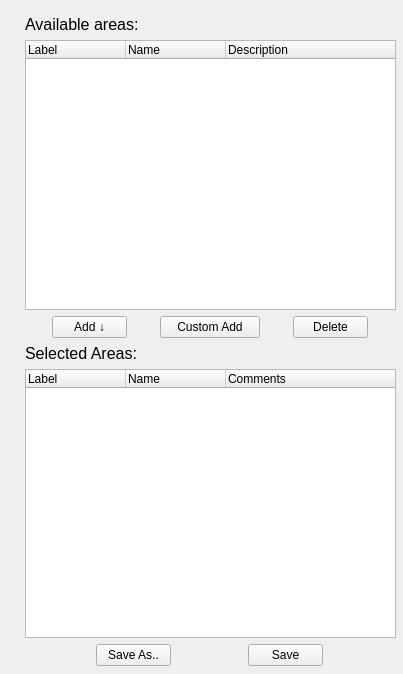
adamazoulay/ITkTrackingGUI, file bin/lib/SelectionEdit.ui: the form before one commit.
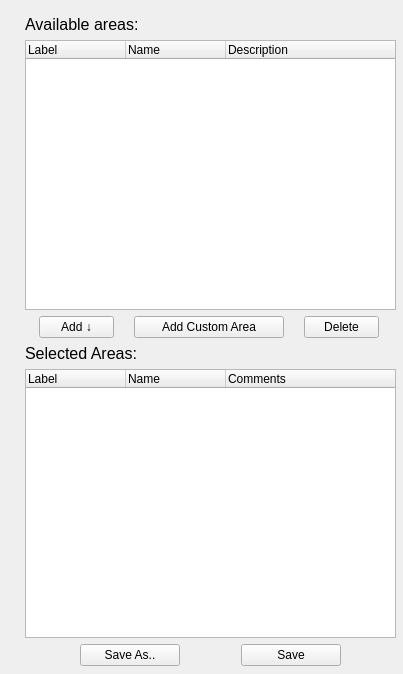
The form after the commit. Icons and pictures are not drawn.

Commit message: Custom counter fixed, tab order fixed

Diff of the .ui file:
```diff
--- a/bin/lib/SelectionEdit.ui
+++ b/bin/lib/SelectionEdit.ui
@@ -132,12 +132,12 @@
         </property>
         <property name="maximumSize">
          <size>
-          <width>100</width>
+          <width>150</width>
           <height>16777215</height>
          </size>
         </property>
         <property name="text">
-         <string>Custom Add</string>
+         <string>Add Custom Area</string>
         </property>
        </widget>
       </item>
@@ -171,7 +171,7 @@
        <widget class="QPushButton" name="btnSaveAs">
         <property name="maximumSize">
          <size>
-          <width>75</width>
+          <width>100</width>
           <height>16777215</height>
          </size>
         </property>
@@ -184,7 +184,7 @@
        <widget class="QPushButton" name="btnSave">
         <property name="maximumSize">
          <size>
-          <width>75</width>
+          <width>100</width>
           <height>16777215</height>
          </size>
         </property>
```
Left out of the diff: 9 changed lines with no effect on the pictures. The commit also changes 5 other files.
